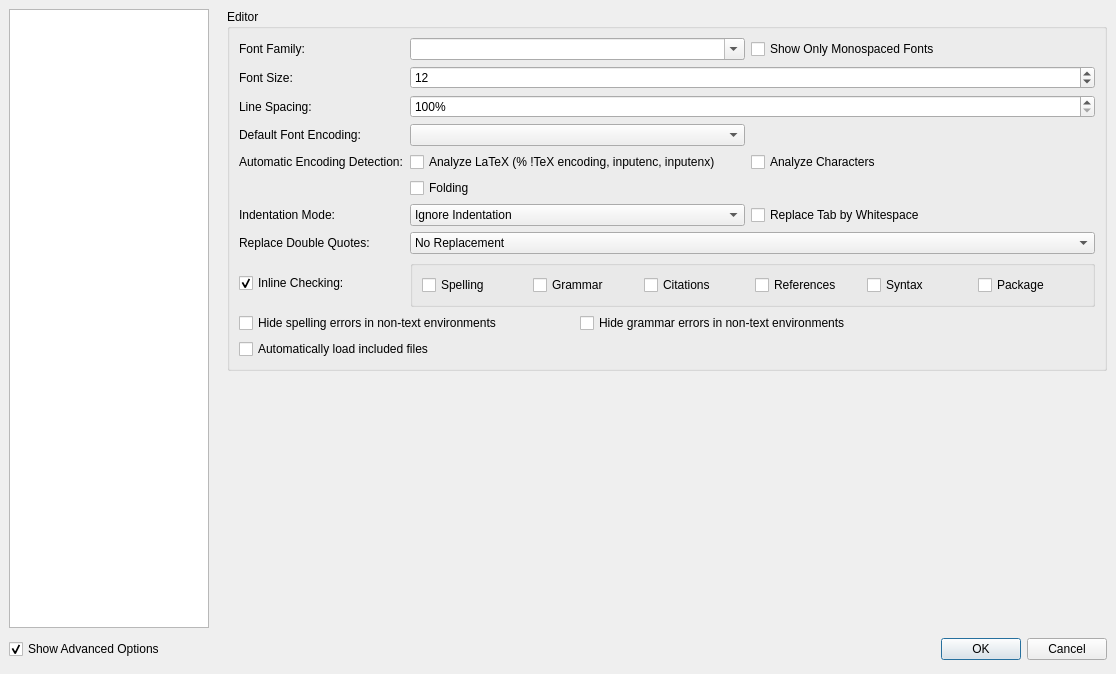
First picture: the form in configdialog.ui, repository texstudio-org/texstudio, before the edit.
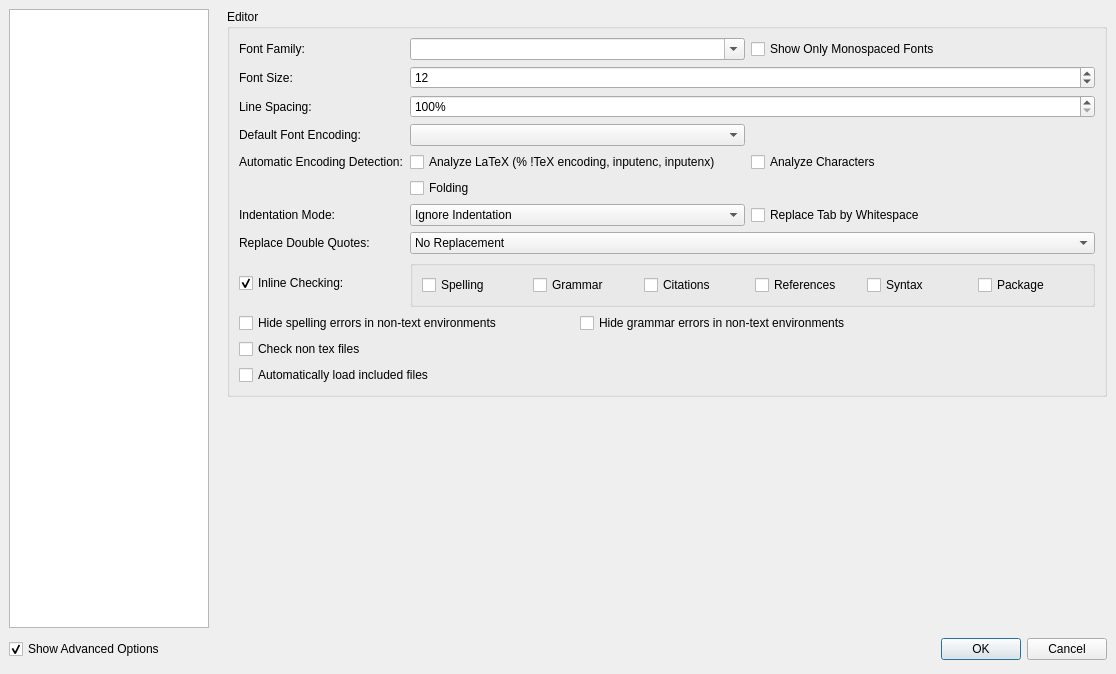
Second picture: the form after the edit. The open tabs and pages were chosen to show the change. Icons and pictures are not drawn.

Commit message: check spelling in non tex files

The edit to the form file:
```diff
--- a/configdialog.ui
+++ b/configdialog.ui
@@ -1323,7 +1323,7 @@
             </property>
            </widget>
           </item>
-          <item row="12" column="0" colspan="3">
+          <item row="13" column="0" colspan="3">
            <widget class="QCheckBox" name="checkBoxAutoLoad">
             <property name="text">
              <string>Automatically load included files</string>
@@ -1591,6 +1591,13 @@
             </property>
            </widget>
           </item>
+          <item row="12" column="0" colspan="2">
+           <widget class="QCheckBox" name="checkBoxInlineCheckNonTeXFiles">
+            <property name="text">
+             <string>Check non tex files</string>
+            </property>
+           </widget>
+          </item>
          </layout>
         </widget>
        </item>
```
Left out of the diff: 212 changed lines with no effect on the pictures. The commit also changes 3 other files.
